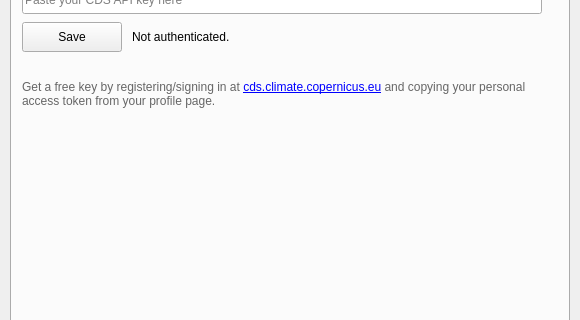
Above: geobridge_plugin_dialog_base.ui from ECMWFCode4Earth/geobridge-qgis before the change; both pictures show x 0 to 580 and y 168 to 488 of the 580 by 950 pixel window. Below: the same form after it.
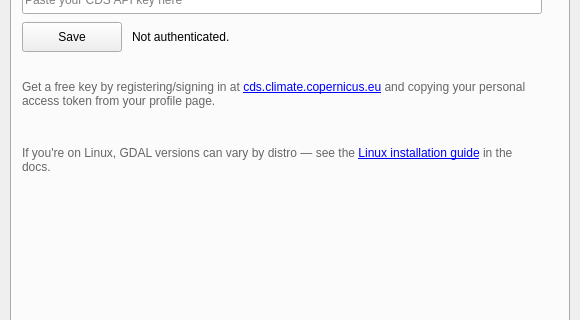
That is the form after the change.

Commit message:
API Key tab: add Linux GDAL-version note linking to the docs
Below the existing CDS key hint, add a short note for Linux users
that GDAL versions can vary by distro, linking to the Read the Docs
Linux installation guide.

Diff of the .ui file:
```diff
--- a/geobridge_plugin_dialog_base.ui
+++ b/geobridge_plugin_dialog_base.ui
@@ -86,6 +86,19 @@
      <property name="styleSheet"><string>color: #666;</string></property>
     </widget>
 
+    <widget class="QLabel" name="lbl_key_linux_note">
+     <property name="geometry">
+      <rect><x>10</x><y>272</y><width>520</width><height>40</height></rect>
+     </property>
+     <property name="text">
+      <string>If you're on Linux, GDAL versions can vary by distro — see the &lt;a href=&quot;https://geobridge-qgis.readthedocs.io/en/latest/installation.html#installing-qgis-on-linux-ubuntu-with-a-matching-gdal-version&quot;&gt;Linux installation guide&lt;/a&gt; in the docs.</string>
+     </property>
+     <property name="wordWrap"><bool>true</bool></property>
+     <property name="openExternalLinks"><bool>true</bool></property>
+     <property name="textInteractionFlags"><set>Qt::TextBrowserInteraction</set></property>
+     <property name="styleSheet"><string>color: #666;</string></property>
+    </widget>
+
     <widget class="QLabel" name="lbl_api_key_quickstart">
      <property name="geometry">
       <rect><x>10</x><y>10</y><width>520</width><height>24</height></rect>
```
The commit also changes 1 other file.
